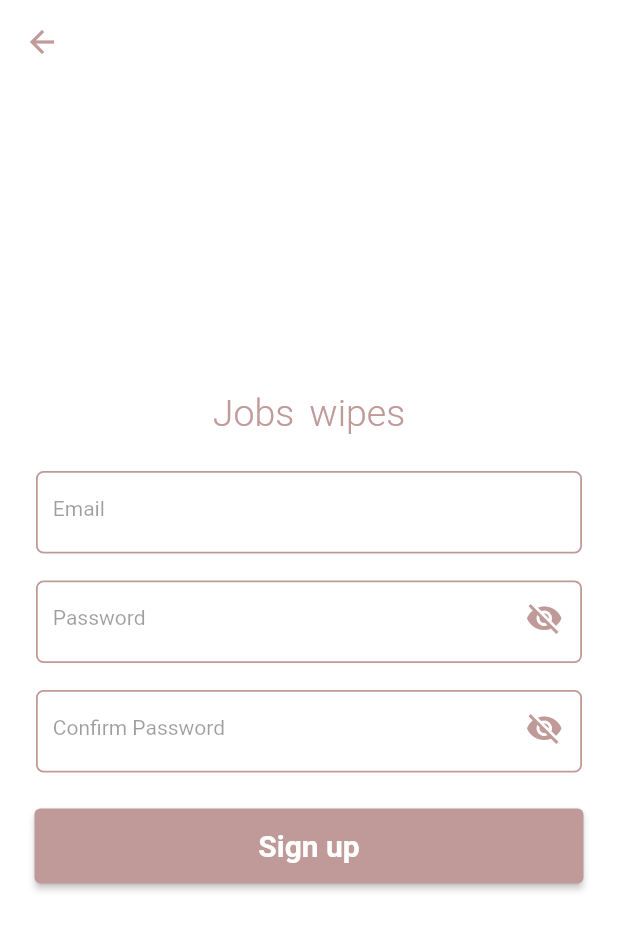
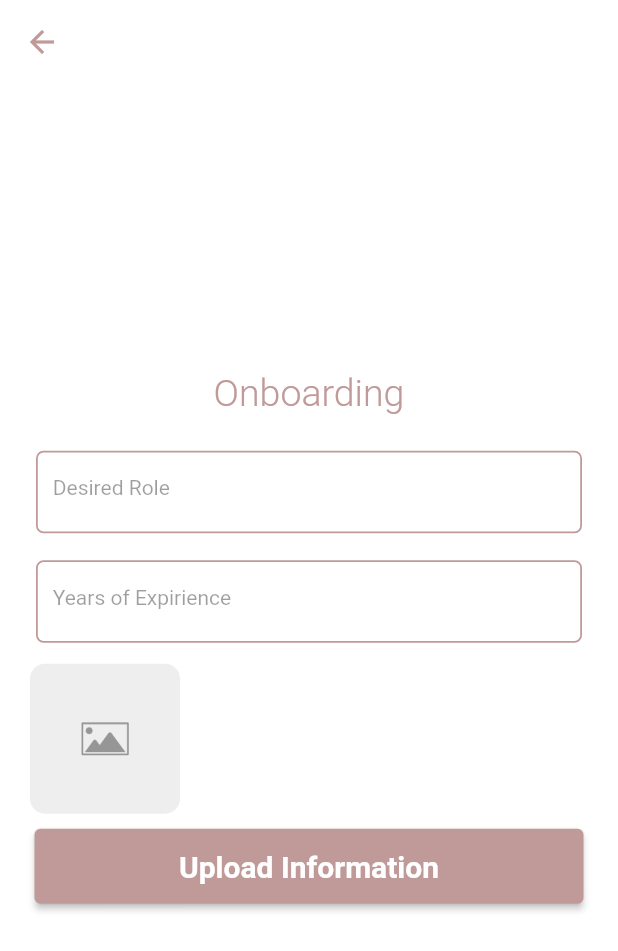
Before and after one commit to GodCodeWeed/Project-PMW, a Flutter app: the SignUpScreen screen opened by its route, after a tap on "Sign up", on a phone screen of 412 x 824 dp. Shown: the top 951 px of the screen. Run offline on Flutter 3.47's test engine with Material 2 defaults, Android fonts, the phone set to English and light mode, and no system bars; our stand-ins replace equatable, firebase_auth, firebase_core, firebase_storage, flutter_bloc, get_it and 2 more; accounts and stored records are empty; network calls fail; Roboto replaces fonts that are missing (Open sans).

Commit message:
everthing wired

```diff
--- a/lib/Logic/logic_firebase_login.dart
+++ b/lib/Logic/logic_firebase_login.dart
@@ -57,7 +57,7 @@ class LoginFirebaseLogic
     if (event is LoginFirebaseEvent) {
       try {
         emit(LoginFirebaseLoading());
-        var response = await _fireBaseAuthentication.LoginAsync(
+        var response = await _fireBaseAuthentication.loginAsync(
             event.email, event.password);
 
         if (response != null) {
--- /dev/null
+++ b/lib/Logic/logic_firebase_upload_file.dart
@@ -0,0 +1,107 @@
+import 'package:equatable/equatable.dart';
+import 'package:flutter_bloc/flutter_bloc.dart';
+import 'package:image_picker/image_picker.dart';
+
+
+import '../Data/data_firebase_storage_service.dart';
+
+class FileUploadFirebaseBaseEvent extends Equatable {
+  @override
+  // TODO: implement props
+  List<Object> get props => [];
+}
+
+class FileUploadFirebaseBaseState extends Equatable {
+  @override
+  // TODO: implement props
+  List<Object> get props => [];
+}
+
+class FileUploadFirebaseEvent extends FileUploadFirebaseBaseEvent {
+  final XFile? file;
+  final String email;
+
+  FileUploadFirebaseEvent(
+      {required this.file,
+       required this.email
+      });
+}
+
+class FileSelectedEvent extends FileUploadFirebaseBaseEvent {
+  final XFile? file;
+
+
+  FileSelectedEvent(
+      {required this.file,
+      });
+}
+
+class FileUploadFirebaseLoading extends FileUploadFirebaseBaseState {}
+class FileUploadFirebaseIniated extends FileUploadFirebaseBaseState {}
+class FileSelected extends FileUploadFirebaseBaseState
+{
+    final XFile? file;
+
+
+  FileSelected(
+      {required this.file,
+      });
+}
+
+class FileNotSelected extends FileUploadFirebaseBaseState {}
+
+class FileUploadFirebaseError extends FileUploadFirebaseBaseState {}
+
+class FileUploadFirebaseSuccess extends FileUploadFirebaseBaseState {
+
+
+  FileUploadFirebaseSuccess();
+
+  @override
+  // TODO: implement props
+  List<Object> get props => [];
+}
+
+class FileUploadFirebaseLogic
+    extends Bloc<FileUploadFirebaseBaseEvent, FileUploadFirebaseBaseState> {
+  final FireBaseStorage _fireBaseStorage;
+  FileUploadFirebaseLogic(this._fireBaseStorage)
+      : super(FileUploadFirebaseIniated()) {
+    on<FileUploadFirebaseBaseEvent>(eventMapper);
+    on<FileSelectedEvent>(eventMapper);
+  }
+
+  Future<void> eventMapper(
+    FileUploadFirebaseBaseEvent event,
+    Emitter<FileUploadFirebaseBaseState> emit,
+  ) async {
+
+    if(event is FileSelectedEvent)
+    {
+      var picker = ImagePicker();
+          var file = await picker.pickImage(
+                            source: ImageSource.gallery);
+      if(file != null)
+      {
+          emit(FileSelected(file:file));
+      }else
+      {
+         emit(FileNotSelected());
+      }
+    }
+    if (event is FileUploadFirebaseEvent) {
+      try {
+        emit(FileUploadFirebaseLoading());
+        var response = await _fireBaseStorage.uploadResumeAsync(event.email, event.file);
+
+        if (response == true) {
+          emit(FileUploadFirebaseSuccess());
+        }
+
+        emit(FileUploadFirebaseError());
+      } catch (e) {
+        emit(FileUploadFirebaseError());
+      }
+    }
+  }
+}
--- a/lib/UI/Screens/screen_landing.dart
+++ b/lib/UI/Screens/screen_landing.dart
@@ -105,7 +105,7 @@ _timerMotion()
             ButtonFlat(
               pressed: ()
               {
- ScreenNavigationFunctions.instance.navigateTo(ScreeNavigationNames.loginScreen);
+ ScreenNavigationFunctions.instance.navigateTo(ScreenNavigationNames.loginScreen);
               },
                             buttonTitle: "Get started",
 
--- /dev/null
+++ b/lib/UI/Screens/screen_onboarding.dart
@@ -0,0 +1,152 @@
+// ignore_for_file: prefer_const_constructors, unnecessary_new
+
+import 'dart:io';
+
+import 'package:flutter/material.dart';
+import 'package:flutter_bloc/flutter_bloc.dart';
+import 'package:image_picker/image_picker.dart';
+import 'package:jop_swipper/UI/Widgets/AppBar/appbar_basic.dart';
+import 'package:jop_swipper/UI/Widgets/Buttons/button_raised.dart';
+import '../../Data/data_firebase_storage_service.dart';
+import '../../Logic/logic_firebase_upload_file.dart';
+import '../../Utility/ConstantVariables/constant.dart';
+import '../../Utility/DependencyInjection/dependencyInjection.dart';
+import '../Texts/text_custom.dart';
+
+import '../Widgets/ProgressIndicator/progressIndicator_fullScreen.dart';
+import '../Widgets/TextFields/textfield_custom.dart';
+
+class OnboardingScreen extends StatelessWidget {
+  final email;
+  OnboardingScreen({Key? key, this.email}) : super(key: key);
+  var dataLayer = locator<FireBaseStorage>();
+  TextEditingController roleController = new TextEditingController();
+  TextEditingController expirienceController = new TextEditingController();
+  XFile? imageFile = null;
+  @override
+  Widget build(BuildContext context) {
+    final screenHeight = MediaQuery.of(context).size.height;
+    final screenWidth = MediaQuery.of(context).size.width;
+    return Scaffold(
+      appBar: BasicAppBar(),
+      body: BlocProvider(
+        create: (context) => FileUploadFirebaseLogic(dataLayer),
+        child:
+            BlocConsumer<FileUploadFirebaseLogic, FileUploadFirebaseBaseState>(
+          listener: (context, state) {
+            if (state is FileSelected) {
+              imageFile = state.file;
+            }
+          },
+          builder: (context, state) {
+            if (state is FileUploadFirebaseLoading) {
+              return FullScreenProgressIndicator(
+                  screenBody: screenBodyOnboarding(
+                      logic: BlocProvider.of<FileUploadFirebaseLogic>(context),
+                      screenHeight: screenHeight,
+                      screenWidth: screenWidth,
+                      roleController: roleController,
+                      expirienceController: expirienceController));
+            }
+            return screenBodyOnboarding(
+                logic: BlocProvider.of<FileUploadFirebaseLogic>(context),
+                screenHeight: screenHeight,
+                screenWidth: screenWidth,
+                roleController: roleController,
+                expirienceController: expirienceController);
+          },
+        ),
+      ),
+    );
+  }
+
+  Widget screenBodyOnboarding(
+      {required FileUploadFirebaseLogic logic,
+      required double screenHeight,
+      required double screenWidth,
+      required TextEditingController roleController,
+      required TextEditingController expirienceController}) {
+    return Container(
+        height: screenHeight,
+        padding: const EdgeInsets.symmetric(horizontal: 20),
+        width: double.infinity,
+        child: Center(
+          child: SingleChildScrollView(
+            child: Form(
+              child: Column(
+                mainAxisAlignment: MainAxisAlignment.center,
+                crossAxisAlignment: CrossAxisAlignment.center,
+                children: <Widget>[
+                  Align(
+                      alignment: Alignment.topCenter,
+                      child: Text(
+                        "Onboarding",
+                        style: CustomTextStyle.logoText,
+                      )),
+                  SizedBox(height: 20),
+                  CustomTextfield(
+                    controller: roleController,
+                    hint: "Desired Role",
+                    obscure: false,
+                    icon: SizedBox.shrink(),
+                  ),
+                  SizedBox(height: 10),
+                  CustomTextfield(
+                    controller: expirienceController,
+                    hint: "Years of Expirience",
+                    obscure: false,
+                    icon: SizedBox.shrink(),
+                  ),
+                  SizedBox(height: 10),
+                  GestureDetector(
+                    onTap: () async {
+                      logic.add(FileSelectedEvent(file: imageFile));
+                    },
+                    child: Row(
+                      children: [
+                        Container(
+                            width: 100,
+                            height: 100,
+                            decoration: BoxDecoration(
+                              color: Colors.grey.shade200,
+                              borderRadius: BorderRadius.circular(10.0),
+                              image: DecorationImage(
+                                  image: _imagePlaceHolder(imageFile),
+                                  fit: BoxFit.contain),
+                            )),
+                      ],
+                    ),
+                  ),
+                  SizedBox(height: 10),
+                  new Container(
+                    width: double.infinity,
+                    padding: const EdgeInsets.only(right: 3, left: 3),
+                    child: ButtonRaised(
+                      pressed: ()
+                       {
+
+                         logic.add(FileUploadFirebaseEvent(file:imageFile,email: "tuoyomichael@gmail.com"));
+                       },
+                      buttonTitle: "Upload Information",
+                    ),
+                  ),
+                  SizedBox(height: 30),
+                ],
+              ),
+            ),
+          ),
+        ));
+  }
+
+  ImageProvider _imagePlaceHolder(dynamic image) {
+    if (image is String) {
+      return AssetImage(Constants.placeHolderAsset);
+    }
+     if (image is XFile) {
+      XFile? f =  image;
+      return FileImage(File(f.path));
+    } else {
+      return AssetImage(Constants.placeHolderAsset);
+    }
+  }
+}
--- a/lib/UI/Screens/screen_signup.dart
+++ b/lib/UI/Screens/screen_signup.dart
@@ -3,9 +3,10 @@
 import 'package:flutter/material.dart';
 import 'package:flutter_bloc/flutter_bloc.dart';
 import '../../Data/data_firebase_authentication_service.dart';
-import '../../Interface/IScreen.dart';
 import '../../Logic/logic_firebase_signup.dart';
 import '../../Utility/DependencyInjection/dependencyInjection.dart';
+import '../../Utility/ScreenNavigation/screenNavigation_functions.dart';
+import '../../Utility/ScreenNavigation/screenNavigation_names.dart';
 import '../Texts/text_custom.dart';
 import '../Widgets/AppBar/appbar_basic.dart';
 import '../Widgets/Buttons/button_raised.dart';
@@ -102,7 +103,9 @@ class SignUpScreen extends StatelessWidget  {
                               child: ButtonRaised(
                                 pressed: ()
                                 {
-                                  logic.add(SignUpFirebaseEvent(confirmPassword: confirmPasswordController.text,password: passwordController.text,email: emailController.text));
+                                          ScreenNavigationFunctions.instance
+                          .navigateTo(ScreenNavigationNames.onboardingScreen);
+                                 // logic.add(SignUpFirebaseEvent(confirmPassword: confirmPasswordController.text,password: passwordController.text,email: emailController.text));
                                 },
                                 buttonTitle: "Sign up",
                               ),
--- a/lib/UI/Themes&Colors/color_constant.dart
+++ b/lib/UI/Themes&Colors/color_constant.dart
@@ -4,4 +4,5 @@ class CustomHexColors
 {
 static const primaryAppColor = const Color(0xffc09999 ); //tuscany
 static const primaryErrorColor = const Color(0xffff0000 );
+
 }
--- /dev/null
+++ b/lib/Utility/ConstantVariables/constant.dart
@@ -0,0 +1,3 @@
+class Constants {
+   static const placeHolderAsset = 'assets/Images/placeholder1.png';
+}
--- a/lib/Utility/ScreenNavigation/screenNavigation_names.dart
+++ b/lib/Utility/ScreenNavigation/screenNavigation_names.dart
@@ -1,7 +1,8 @@
-class ScreeNavigationNames
+class ScreenNavigationNames
 {
   static const loginScreen = "LoginScreen";
-    static const signupScreen = "SignUpScreen";
-     static const dashboardScreen = "DashboardScreen";
-     static const landingScreen = "LandingScreen";
+  static const signupScreen = "SignUpScreen";
+  static const dashboardScreen = "DashboardScreen";
+  static const landingScreen = "LandingScreen";
+  static const onboardingScreen = "OnboardingScreen";
 }
--- a/pubspec.yaml
+++ b/pubspec.yaml
@@ -35,6 +35,9 @@ dependencies:
   firebase_auth: ^4.0.2
   get_it: ^7.2.0
   flutter_bloc: ^8.1.1
+  image_picker: ^0.8.6
+  firebase_storage: ^11.0.5
+  permission_handler: ^10.2.0
   equatable: ^2.0.5
   # The following adds the Cupertino Icons font to your application.
   # Use with the CupertinoIcons class for iOS style icons.
@@ -70,7 +73,7 @@ flutter:
   - assets/Images/image1.jpg
   - assets/Images/image2.jpg
   - assets/Images/image3.jpg
-
+  - assets/Images/placeholder1.png
 
   # An image asset can refer to one or more resolution-specific "variants", see
   # https://flutter.dev/assets-and-images/#resolution-aware
```
Also changed, not shown: lib/Data/data_firebase_authentication_service.dart (+33 -15 lines), lib/Data/data_firebase_storage_service.dart (added, +33 -0 lines), lib/UI/Screens/screen_login.dart (+57 -14 lines), lib/Utility/DependencyInjection/dependencyInjection.dart (+7 -0 lines), lib/main.dart (+6 -4 lines), assets/Images/placeholder1.png (added), pubspec.lock.
